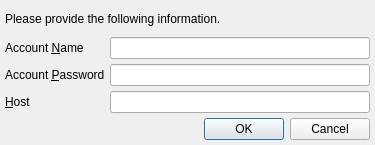
The window that UI/postgresqlconnect.ui (xloem/spot-on-svn) describes before a commit, drawn with Qt 5.
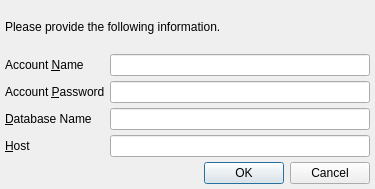
The same window after the commit. Icons and pictures are not drawn.

```diff
--- a/UI/postgresqlconnect.ui
+++ b/UI/postgresqlconnect.ui
@@ -7,7 +7,7 @@
     <x>0</x>
     <y>0</y>
     <width>375</width>
-    <height>145</height>
+    <height>189</height>
    </rect>
   </property>
   <property name="windowIcon">
@@ -63,18 +63,31 @@
        </property>
       </widget>
      </item>
-     <item row="2" column="0">
+     <item row="3" column="0">
       <widget class="QLabel" name="label_3">
        <property name="text">
         <string>&amp;Host</string>
        </property>
        <property name="buddy">
-        <cstring>lineEdit</cstring>
+        <cstring>host</cstring>
+       </property>
+      </widget>
+     </item>
+     <item row="3" column="1">
+      <widget class="QLineEdit" name="host"/>
+     </item>
+     <item row="2" column="0">
+      <widget class="QLabel" name="label_4">
+       <property name="text">
+        <string>&amp;Database Name</string>
+       </property>
+       <property name="buddy">
+        <cstring>database</cstring>
        </property>
       </widget>
      </item>
      <item row="2" column="1">
-      <widget class="QLineEdit" name="lineEdit"/>
+      <widget class="QLineEdit" name="database"/>
      </item>
     </layout>
    </item>
```
Left out of the diff: 3 changed lines with no effect on the pictures.
